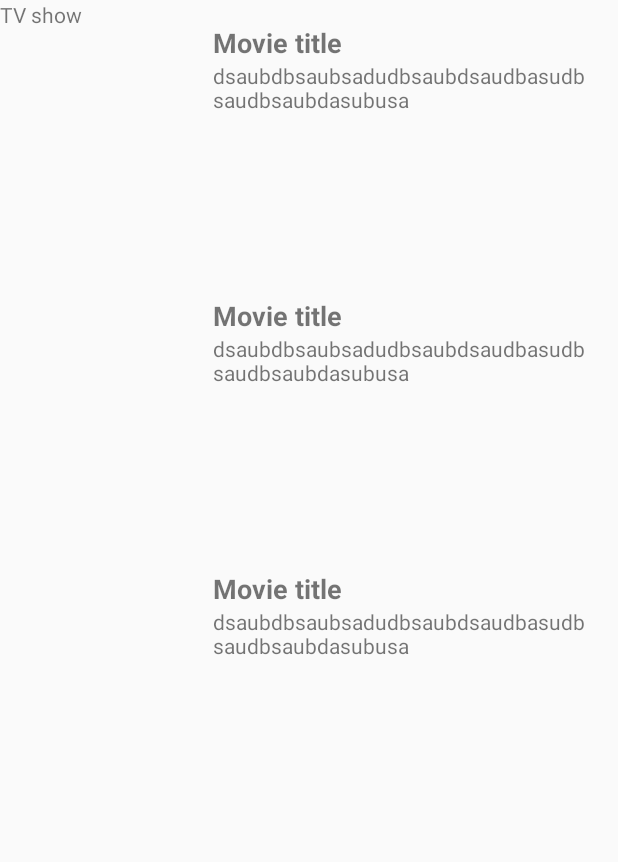
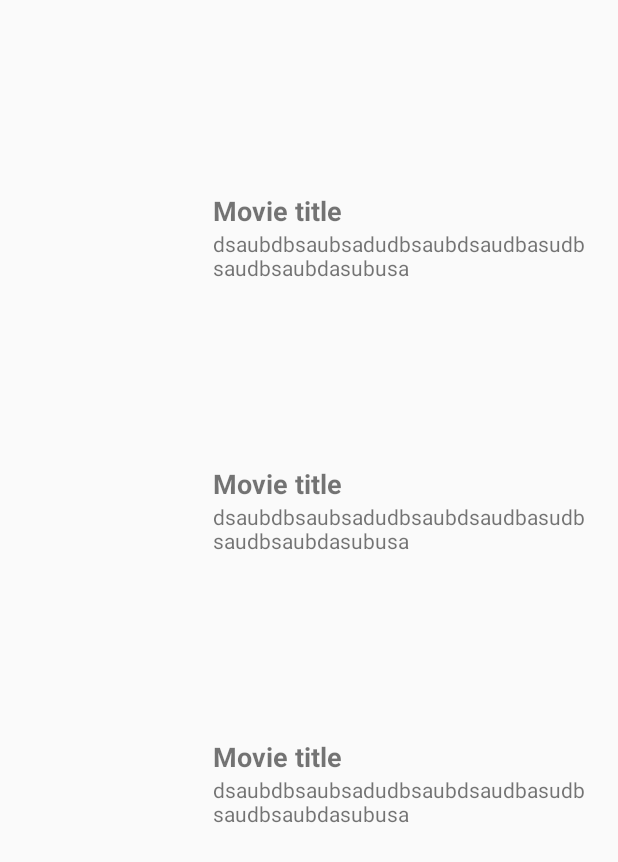
Before and after one commit to fyfirman/movie-catalogue, an Android app: the layout fragment_tv_show.xml on its own in the app's theme, with its tools: preview values and no code run, on a phone screen of 412 x 824 dp. Shown: the top 862 px of the screen. Run offline under Robolectric (Android 15) with nearby library versions, the phone set to English and light mode, and no system bars.

Commit message:
Add margin on RV TV Show

```diff
--- a/app/src/main/res/layout/fragment_tv_show.xml
+++ b/app/src/main/res/layout/fragment_tv_show.xml
@@ -6,15 +6,15 @@
   tools:context=".fragment.TvShowFragment">
 
   <!-- TODO: Update blank fragment layout -->
-  <TextView
+  <LinearLayout
+    android:layout_marginTop="?attr/actionBarSize"
+    android:paddingTop="?attr/actionBarSize"
     android:layout_width="match_parent"
-    android:layout_height="match_parent"
-    android:text="TV show"/>
-
-  <android.support.v7.widget.RecyclerView
-    android:id="@+id/rv_tv_show"
-    android:layout_width="match_parent"
-    android:layout_height="match_parent"
-    tools:listitem="@layout/item_row_tv_show" />
-
+    android:layout_height="wrap_content">
+    <android.support.v7.widget.RecyclerView
+      android:id="@+id/rv_tv_show"
+      android:layout_width="match_parent"
+      android:layout_height="match_parent"
+      tools:listitem="@layout/item_row_tv_show" />
+  </LinearLayout>
 </FrameLayout>
```
